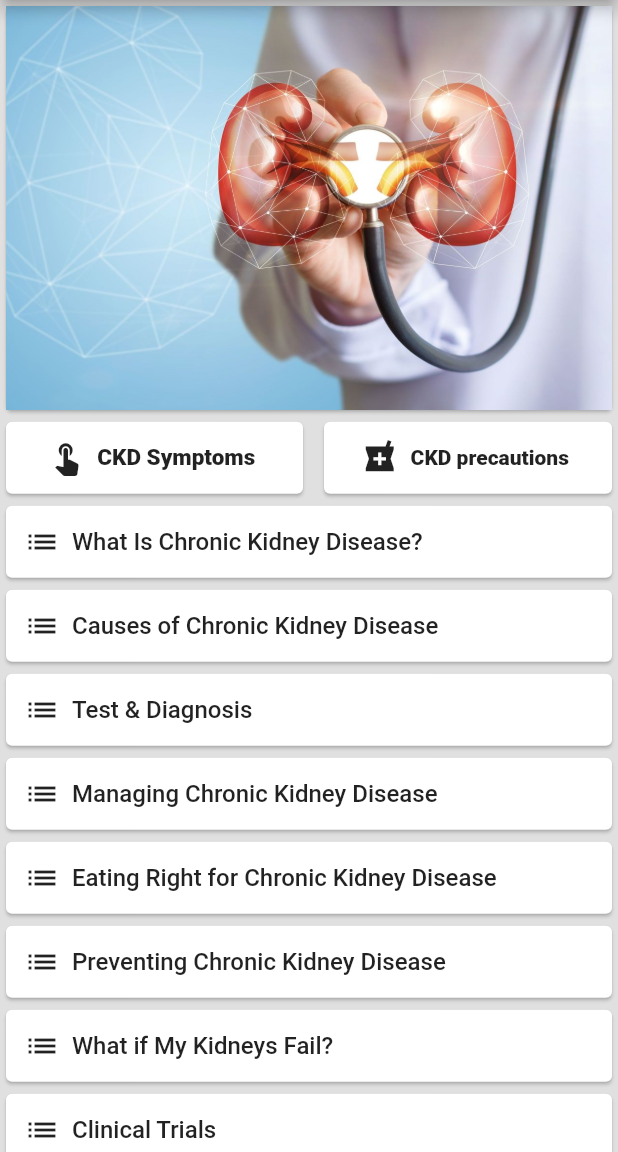
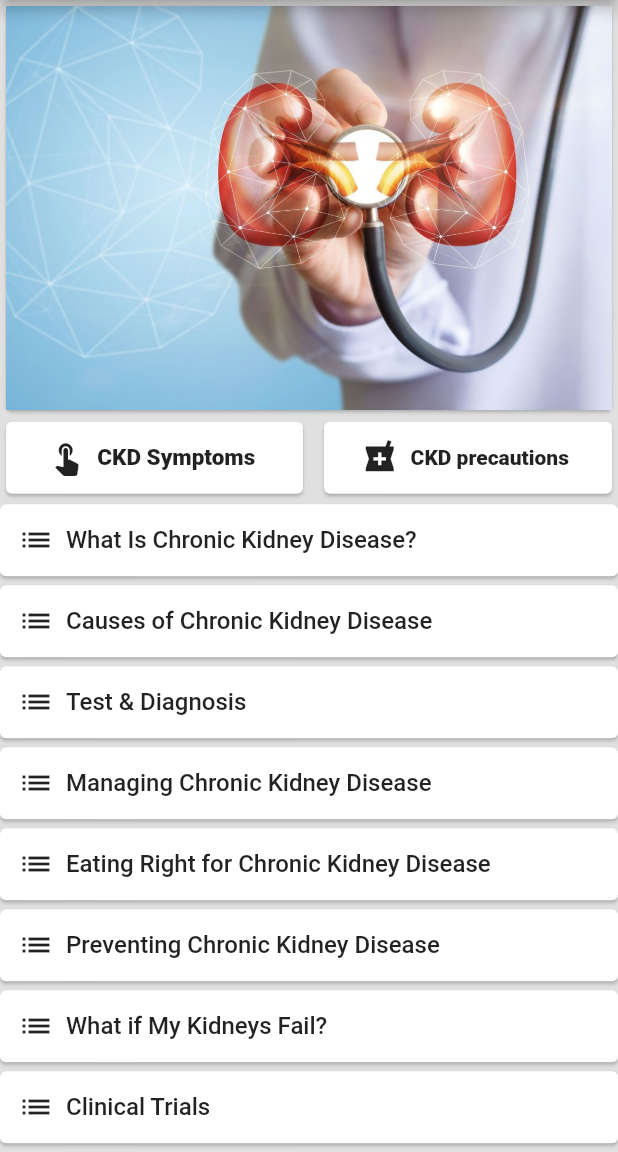
Before and after one commit to KushanChamindu/health-care-support-system, a Flutter app: the CKD_discription screen opened by its route, on a phone screen of 412 x 824 dp, the part 84-1236 px from its top. Run offline on Flutter 3.47's test engine with Material 2 defaults, Android fonts, the phone set to English and light mode, and no system bars; our stand-ins replace cloud_firestore, curved_navigation_bar, datetime_picker_formfield, firebase_auth, firebase_storage, fl_chart and 6 more; missing offline and left inert: flutter_dialogflow, flutter_webview_plugin; accounts and stored records are empty; project files that could hold a hidden picture were left out.

Commit message:
Minor changes

```diff
--- a/lib/Pages/CKD_pages/CKD_discription.dart
+++ b/lib/Pages/CKD_pages/CKD_discription.dart
@@ -206,7 +206,7 @@ class _TitlesState extends State<Titles> {
   @override
   Widget build(BuildContext context) {
     return Card(
-      child: Container(
+      margin: EdgeInsets.fromLTRB(0, 3, 0, 3),
       child: Column(
         children: <Widget>[
       FlatButton.icon(
@@ -230,7 +230,7 @@ class _TitlesState extends State<Titles> {
             ),
           ))
         ],
-      )),
+      ),
     );
   }
 }
```
Lines whose indentation alone changed are shown as unchanged.
